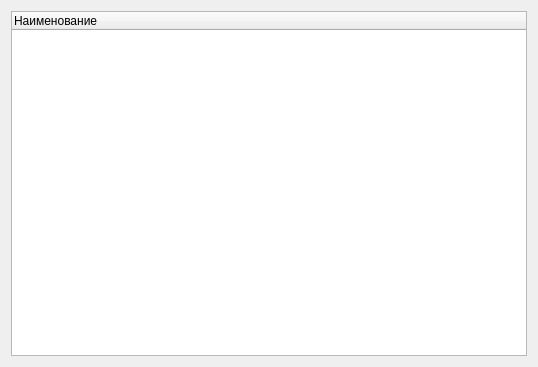
First picture: the form in ui/RelationTree.ui, repository lazyDesertMan/Mivar, before the edit.
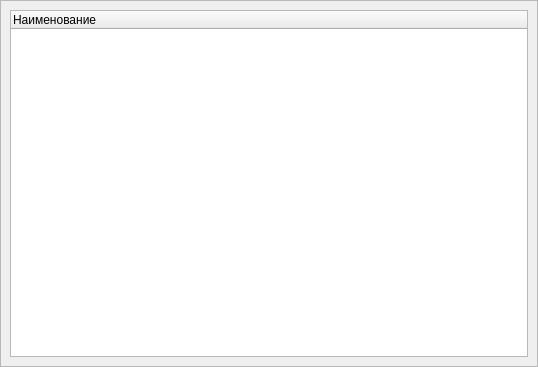
Second picture: the form after the edit.

The edit to the form file:
```diff
--- a/ui/RelationTree.ui
+++ b/ui/RelationTree.ui
@@ -14,6 +14,27 @@
    <string>Form</string>
   </property>
   <layout class="QGridLayout" name="gridLayout">
+   <property name="leftMargin">
+    <number>0</number>
+   </property>
+   <property name="topMargin">
+    <number>0</number>
+   </property>
+   <property name="rightMargin">
+    <number>0</number>
+   </property>
+   <property name="bottomMargin">
+    <number>0</number>
+   </property>
+   <item row="0" column="0">
+    <widget class="QFrame" name="frame">
+     <property name="frameShape">
+      <enum>QFrame::StyledPanel</enum>
+     </property>
+     <property name="frameShadow">
+      <enum>QFrame::Raised</enum>
+     </property>
+     <layout class="QGridLayout" name="gridLayout_2">
    <item row="0" column="0">
     <widget class="QTreeWidget" name="treeWidget">
      <column>
@@ -21,6 +42,9 @@
        <string>Наименование</string>
       </property>
      </column>
+       </widget>
+      </item>
+     </layout>
     </widget>
    </item>
   </layout>
```
Lines whose indentation alone changed are shown as unchanged.
